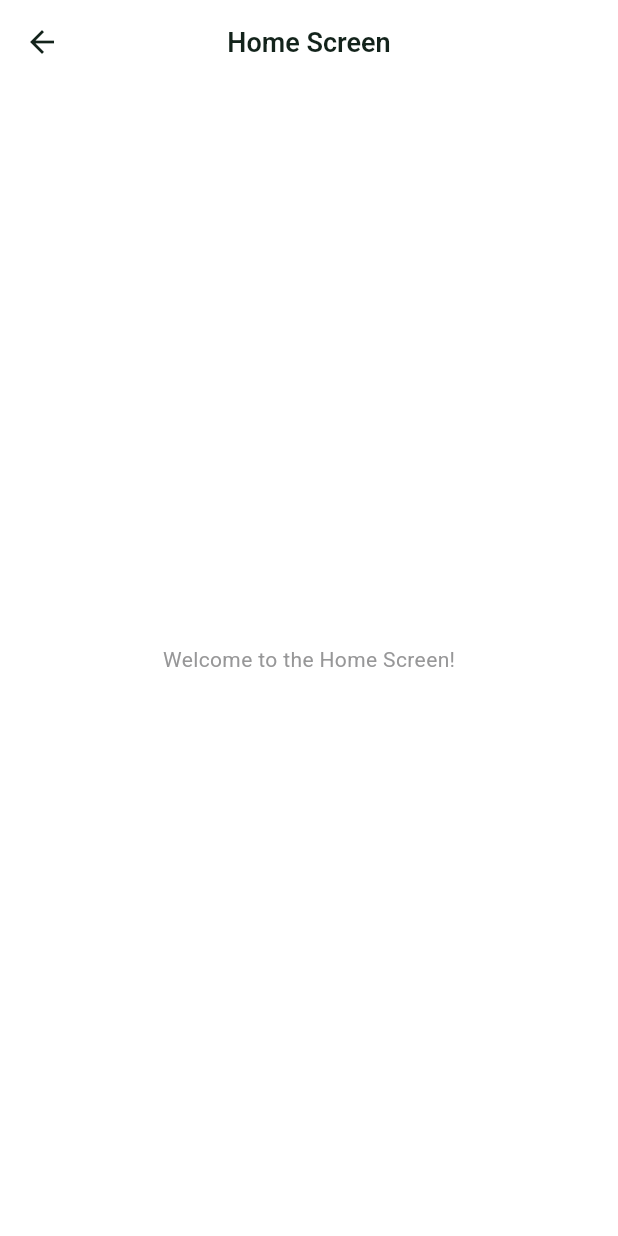
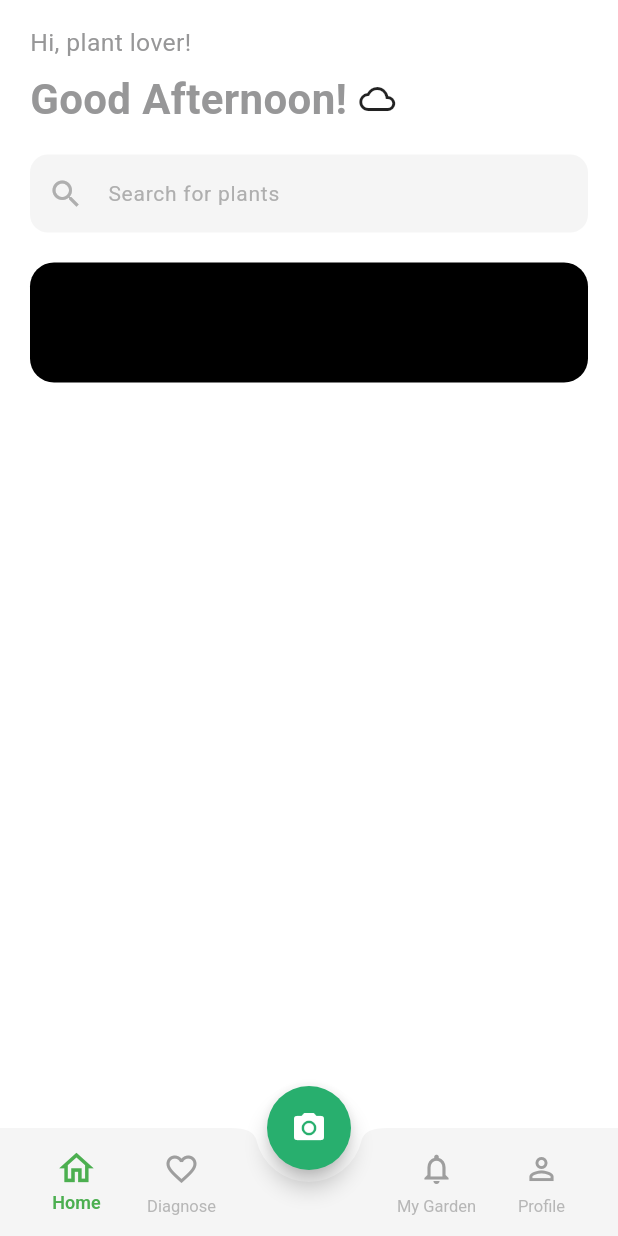
Before and after one commit to Xelorium/plantapp, a Flutter app: the HomeScreen screen opened by its route, on a phone screen of 412 x 824 dp. Run offline on Flutter 3.47's test engine with Material 3 defaults, Android fonts, the phone set to English and light mode, and no system bars; our stand-ins replace auto_route, auto_size_text, dio, flutter_bloc, flutter_screenutil, flutter_svg and 6 more; accounts and stored records are empty; generated files the repository leaves out were written again.

Commit message:
Implement Home screen navigation and UI layout
- Create `HomePage` with greeting text, search input field, and premium banner widgets
- Update `HomeScreen` to manage tab navigation using `IndexedStack` and a center-docked `FloatingActionButton`
- Implement `HomeBottomBar` and `BottomBarItem` with animated icon scaling and text transitions
- Add placeholder classes for `DiagnosePage`, `GardenPage`, `ProfilePage`, and `ScannerPage` to support navigation routes

```diff
--- /dev/null
+++ b/lib/features/home/presentation/pages/home_page.dart
@@ -0,0 +1,95 @@
+import 'package:flutter/material.dart';
+import 'package:flutter_screenutil/flutter_screenutil.dart';
+
+class HomePage extends StatelessWidget {
+  const HomePage({super.key});
+
+  @override
+  Widget build(BuildContext context) {
+    return Scaffold(
+      backgroundColor: Colors.white,
+      body: SafeArea(
+        child: ListView(
+          padding: const EdgeInsets.symmetric(horizontal: 20, vertical: 16),
+
+          children: [
+            Text(
+              'Hi, plant lover!',
+              style: TextStyle(fontSize: 16.sp, fontWeight: FontWeight.w400),
+            ),
+            const SizedBox(height: 4),
+            const Row(
+              children: [
+                Text(
+                  'Good Afternoon!',
+                  style: TextStyle(fontSize: 28, fontWeight: FontWeight.bold),
+                ),
+                SizedBox(width: 8),
+                Icon(Icons.cloud_outlined),
+              ],
+            ),
+
+            const SizedBox(height: 16),
+
+            // Search
+            TextField(
+              decoration: InputDecoration(
+                hintText: 'Search for plants',
+                prefixIcon: const Icon(Icons.search),
+                filled: true,
+                fillColor: Colors.grey.shade100,
+                border: OutlineInputBorder(
+                  borderRadius: BorderRadius.circular(14),
+                  borderSide: BorderSide.none,
+                ),
+              ),
+            ),
+
+            const SizedBox(height: 20),
+
+            // Premium banner
+            Container(
+              height: 80,
+              decoration: BoxDecoration(
+                color: Colors.black,
+                borderRadius: BorderRadius.circular(16),
+              ),
+            ),
+
+            const SizedBox(height: 20),
+
+            // Category cards...
+          ],
+        ),
+      ),
+    );
+  }
+}
+
+class DiagnosePage extends StatelessWidget {
+  const DiagnosePage({super.key});
+
+  @override
+  Widget build(BuildContext context) => const Center(child: Text('Diagnose'));
+}
+
+class GardenPage extends StatelessWidget {
+  const GardenPage({super.key});
+
+  @override
+  Widget build(BuildContext context) => const Center(child: Text('Garden'));
+}
+
+class ProfilePage extends StatelessWidget {
+  const ProfilePage({super.key});
+
+  @override
+  Widget build(BuildContext context) => const Center(child: Text('Profile'));
+}
+
+class ScannerPage extends StatelessWidget {
+  const ScannerPage({super.key});
+
+  @override
+  Widget build(BuildContext context) => const Center(child: Text('Scanner'));
+}
--- a/lib/features/home/presentation/pages/home_screen.dart
+++ b/lib/features/home/presentation/pages/home_screen.dart
@@ -1,18 +1,45 @@
-import 'package:auto_route/auto_route.dart';
+import 'package:auto_route/annotations.dart';
 import 'package:flutter/material.dart';
+import 'package:plantapp/features/home/presentation/pages/home_page.dart';
+import 'package:plantapp/features/home/presentation/widgets/home_bottom_bar.dart';
 
 @RoutePage()
-class HomeScreen extends StatelessWidget {
+class HomeScreen extends StatefulWidget {
   const HomeScreen({super.key});
+
+  @override
+  State<HomeScreen> createState() => _HomeScreenState();
+}
+
+class _HomeScreenState extends State<HomeScreen> {
+  int _currentIndex = 0;
+
+  static const int _fabIndex = 2;
+
+  void _selectTab(int index) {
+    if (index == _currentIndex) return;
+    setState(() => _currentIndex = index);
+  }
 
   @override
   Widget build(BuildContext context) {
     return Scaffold(
-      appBar: AppBar(
-        title: const Text('Home Screen'),
+      extendBody: true,
+      floatingActionButtonLocation: FloatingActionButtonLocation.centerDocked,
+      floatingActionButton: FloatingActionButton(
+        onPressed: () => setState(() => _currentIndex = _fabIndex),
+        shape: const CircleBorder(),
+        child: const Icon(Icons.camera_alt),
       ),
-      body: const Center(
-        child: Text('Welcome to the Home Screen!'),
+
+      body: IndexedStack(
+        index: _currentIndex,
+        children: const [HomePage(), DiagnosePage(), ScannerPage(), GardenPage(), ProfilePage()],
+      ),
+
+      bottomNavigationBar: HomeBottomBar(
+        currentIndex: _currentIndex,
+        onItemSelected: _selectTab,
       ),
     );
   }
--- /dev/null
+++ b/lib/features/home/presentation/widgets/bottom_bar_item.dart
@@ -0,0 +1,87 @@
+part of 'home_bottom_bar.dart';
+
+class BottomBarItem extends StatelessWidget {
+  const BottomBarItem({
+    required this.icon,
+    required this.label,
+    required this.isActive,
+    super.key,
+    this.onTap,
+    this.width = 70,
+    this.height = 72,
+    this.activeColor = Colors.green,
+    this.inactiveColor = Colors.grey,
+    this.scale = 1.15,
+    this.duration = const Duration(milliseconds: 200),
+  });
+
+  final IconData? icon;
+  final String label;
+  final bool isActive;
+  final VoidCallback? onTap;
+
+  final double width;
+  final double height;
+  final Color activeColor;
+  final Color inactiveColor;
+  final double scale;
+  final Duration duration;
+
+  @override
+  Widget build(BuildContext context) {
+    if (icon == null) return SizedBox(width: width, height: height);
+
+    final color = isActive ? activeColor : inactiveColor;
+
+    return SizedBox(
+      width: width,
+      height: height,
+      child: TweenAnimationBuilder<double>(
+        tween: Tween(begin: 1, end: isActive ? scale : 1.0),
+        duration: duration,
+        curve: Curves.easeOut,
+        builder: (context, value, _) {
+          return Material(
+            color: Colors.transparent,
+            child: InkResponse(
+              radius: 30,
+              splashColor: activeColor.withValues(alpha: 0.2),
+              highlightColor: activeColor.withValues(alpha: 0.05),
+              onTap: onTap,
+              customBorder: RoundedRectangleBorder(
+                borderRadius: BorderRadius.circular(16),
+              ),
+              child: Column(
+                mainAxisAlignment: MainAxisAlignment.center,
+                children: [
+                  Transform.scale(
+                    scale: value,
+                    child: Icon(icon, size: 24, color: color),
+                  ),
+                  const SizedBox(height: 4),
+                  AnimatedDefaultTextStyle(
+                    duration: duration,
+                    style: TextStyle(
+                      fontSize: isActive ? 12 : 11,
+                      fontWeight: isActive ? FontWeight.w600 : FontWeight.w400,
+                      color: color,
+                    ),
+                    child: AnimatedOpacity(
+                      duration: duration,
+                      opacity: isActive ? 1.0 : 0.7,
+                      child: AnimatedSlide(
+                        duration: duration,
+                        offset: isActive ? Offset.zero : const Offset(0, 0.2),
+                        child: Text(label),
+                      ),
+                    ),
+                  ),
+                ],
+              ),
+            ),
+          );
+        },
+      ),
+    );
+  }
+}
--- /dev/null
+++ b/lib/features/home/presentation/widgets/home_bottom_bar.dart
@@ -0,0 +1,91 @@
+import 'package:flutter/material.dart';
+
+part 'bottom_bar_item.dart';
+
+class HomeBottomBar extends StatefulWidget {
+  const HomeBottomBar({
+    required this.currentIndex,
+    required this.onItemSelected,
+    super.key,
+    this.fabIndex = 2,
+  });
+
+  final int currentIndex;
+  final ValueChanged<int> onItemSelected;
+  final int fabIndex;
+
+  @override
+  State<HomeBottomBar> createState() => _HomeBottomBarState();
+}
+
+class _HomeBottomBarState extends State<HomeBottomBar> {
+  final List<BottomBarItem> _tabs = [
+    const BottomBarItem(
+      icon: Icons.home_outlined,
+      label: 'Home',
+      isActive: false,
+    ),
+    const BottomBarItem(
+      icon: Icons.favorite_border,
+      label: 'Diagnose',
+      isActive: false,
+    ),
+    const BottomBarItem(
+      icon: null,
+      label: '',
+      isActive: false,
+    ),
+    const BottomBarItem(
+      icon: Icons.notifications_outlined,
+      label: 'My Garden',
+      isActive: false,
+    ),
+    const BottomBarItem(
+      icon: Icons.person_outline,
+      label: 'Profile',
+      isActive: false,
+    ),
+  ];
+
+  @override
+  Widget build(BuildContext context) {
+    final leftTabs = _tabs.sublist(0, widget.fabIndex);
+    final rightTabs = _tabs.sublist(widget.fabIndex + 1);
+
+    return BottomAppBar(
+      height: 72,
+      shape: const CircularNotchedRectangle(),
+      notchMargin: 8,
+      child: Row(
+        mainAxisAlignment: MainAxisAlignment.spaceBetween,
+        children: [
+          // LEFT SIDE
+          Row(
+            children: [
+              for (int i = 0; i < leftTabs.length; i++)
+                BottomBarItem(
+                  icon: leftTabs[i].icon,
+                  label: leftTabs[i].label,
+                  isActive: widget.currentIndex == i,
+                  onTap: () => widget.onItemSelected(i),
+                ),
+            ],
+          ),
+
+          // RIGHT SIDE
+          Row(
+            children: [
+              for (int i = 0; i < rightTabs.length; i++)
+                BottomBarItem(
+                  icon: rightTabs[i].icon,
+                  label: rightTabs[i].label,
+                  isActive: widget.currentIndex == i + widget.fabIndex + 1,
+                  onTap: () => widget.onItemSelected(i + widget.fabIndex + 1),
+                ),
+            ],
+          ),
+        ],
+      ),
+    );
+  }
+}
```
